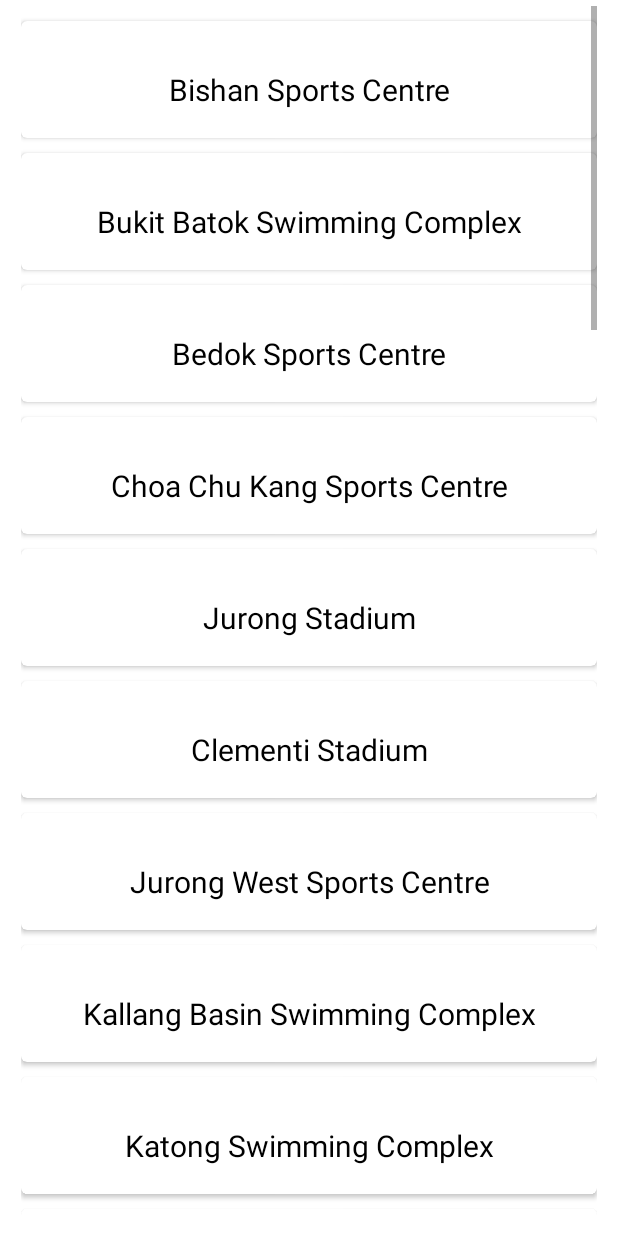
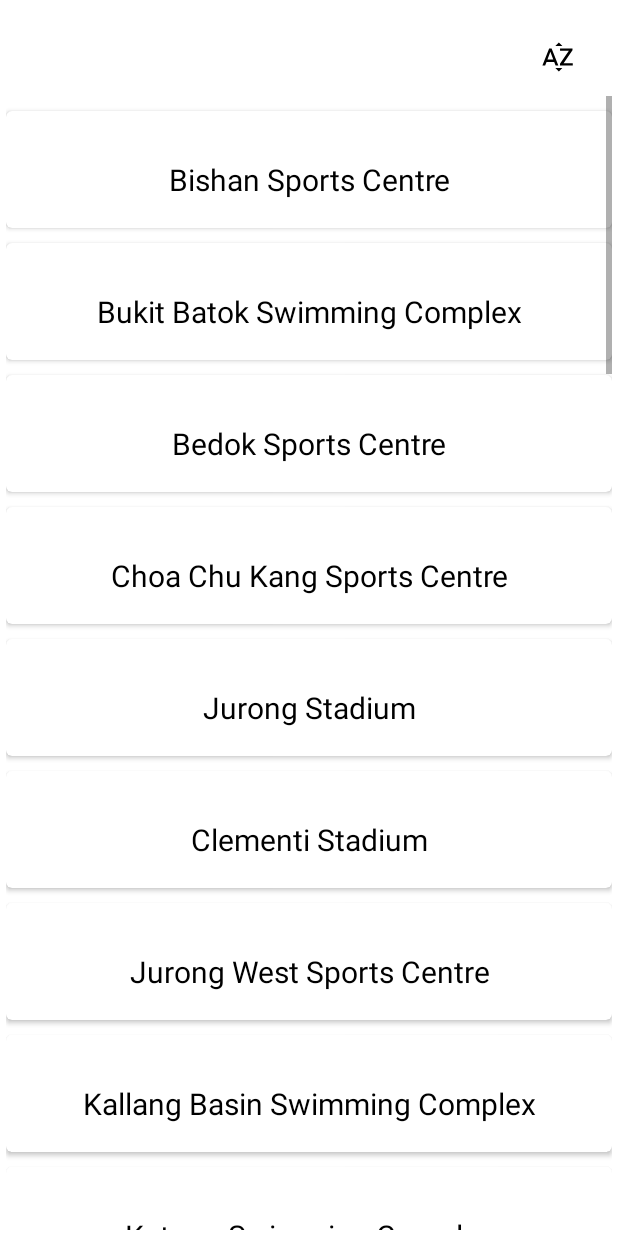
Before and after one commit to rectuspin/CZ2006_final, an Android app: the DisplayAll screen opened directly, with no data from a screen before it, on a phone screen of 412 x 824 dp. Run offline under Robolectric (Android 15) with nearby library versions, the phone set to English and light mode, and no system bars; our stand-ins replace Firebase (no records; nobody signed in at launch, a user with empty details on screens opened directly); 1 statement that could not run was skipped.

Commit message:
Added sort by name.
Added sort by name for facilities.

```diff
--- a/app/build.gradle
+++ b/app/build.gradle
@@ -18,6 +18,10 @@ android {
             proguardFiles getDefaultProguardFile('proguard-android-optimize.txt'), 'proguard-rules.pro'
         }
     }
+    compileOptions {
+        sourceCompatibility = 1.8
+        targetCompatibility = 1.8
+    }
 }
 
 dependencies {
--- a/app/src/main/java/com/example/athletica/data/DisplayAll/DisplayController.java
+++ b/app/src/main/java/com/example/athletica/data/DisplayAll/DisplayController.java
@@ -1,6 +1,9 @@
 package com.example.athletica.data.DisplayAll;
 
 import android.content.Context;
+import android.os.Build;
+
+import androidx.annotation.RequiresApi;
 
 import com.example.athletica.data.facility.Facility;
 import com.example.athletica.data.user.DataManager;
@@ -8,7 +11,9 @@ import com.example.athletica.ui.home.HomeActivity;
 import com.example.athletica.ui.search.DisplayAll;
 
 import java.util.ArrayList;
+import java.util.Comparator;
 import java.util.Map;
+
 
 public class DisplayController {
     Context context;
@@ -77,7 +82,7 @@ public class DisplayController {
 
                     String str1 = map.get("key");
                     String str2 = map.get("name");
-                    String date=map.get("startDate");
+                    String date = map.get("startDate");
 
                     eventIds.add(str1);
                     eventsName.add(str2);
@@ -105,4 +110,13 @@ public class DisplayController {
             }
         }, "");
     }
+
+
+    @RequiresApi(api = Build.VERSION_CODES.N)
+    public ArrayList<Facility> sortFacilityByName() {
+        ArrayList<Facility> facilities = dataManager.readDataAll(context, "");
+        facilities.sort(Comparator.comparing(Facility::getName));
+        return facilities;
+    }
+
 }
--- a/app/src/main/java/com/example/athletica/data/facility/Comments.java
+++ b/app/src/main/java/com/example/athletica/data/facility/Comments.java
@@ -4,7 +4,6 @@ public class Comments {
 
     private String userID;
     private String userName;
-    //private String facilityID;
     private String commentContent;
 
     public Comments() {
@@ -13,8 +12,7 @@ public class Comments {
 
     public Comments(String userID, String userName, String commentContent) {
         this.userID = userID;
-        this.userName=userName;
-        // this.facilityID=facilityID;
+        this.userName = userName;
         this.commentContent = commentContent;
     }
 
--- a/app/src/main/java/com/example/athletica/data/facility/Facility.java
+++ b/app/src/main/java/com/example/athletica/data/facility/Facility.java
@@ -10,11 +10,6 @@ import com.google.firebase.database.FirebaseDatabase;
 import java.io.IOException;
 import java.util.Locale;
 
-
-
-/*
-Entity class for facility
- */
 
 public class Facility {
 
--- a/app/src/main/java/com/example/athletica/data/facility/FacilityManager.java
+++ b/app/src/main/java/com/example/athletica/data/facility/FacilityManager.java
@@ -6,11 +6,6 @@ import android.text.TextUtils;
 import com.example.athletica.data.account.LoginRegisterManager;
 import com.example.athletica.data.user.DataManager;
 import com.google.firebase.database.DatabaseReference;
-
-
-/*
-This control class is used for running the functions corresponding to the ViewFacility Activity
- */
 
 
 public class FacilityManager {
@@ -26,9 +21,9 @@ public class FacilityManager {
 
     }
 
-    public void addRating(float submitted_rating){
+    public void addRating(float submitted_rating) {
         DatabaseReference Ratings_DB_Ref = facility.getRatings_DB_Ref();
-        String userid=facility.getUserid();
+        String userid = facility.getUserid();
         String id = Ratings_DB_Ref.push().getKey();
 
         Ratings ratings_;
@@ -39,7 +34,7 @@ public class FacilityManager {
     public boolean addComments(String comment) {
         DatabaseReference Comments_DB_Reference = facility.getComments_DB_Reference();
 
-        String userName= LoginRegisterManager.loggedUser.getProfile().getName();
+        String userName = LoginRegisterManager.loggedUser.getProfile().getName();
         String userid = facility.getUserid();
         String comment_content = comment;
         if (!TextUtils.isEmpty(comment_content)) {
--- a/app/src/main/java/com/example/athletica/data/facility/Ratings.java
+++ b/app/src/main/java/com/example/athletica/data/facility/Ratings.java
@@ -5,27 +5,15 @@ public class Ratings {
     private String facilityID;
 
     private float ratingContent;
-    /*
-    private float five = 0;
-    private float fourpfive = 0;
-    private float four = 0;
-    private float threepfive = 0;
-    private float three = 0;
-    private float twopfive = 0;
-    private float two = 0;
-    private float onepfive = 0;
-    private float one = 0;
-    private float pfive = 0;
-    private float zero = 0;
-    */
+
 
     public Ratings() {
     }
 
 
-    public Ratings(float ratingContent,String ratingID) {
-        this.ratingContent=ratingContent;
-        this.ratingID=ratingID;
+    public Ratings(float ratingContent, String ratingID) {
+        this.ratingContent = ratingContent;
+        this.ratingID = ratingID;
     }
 
     public float getRatingContent() {
--- a/app/src/main/java/com/example/athletica/data/profile/ProfileManager.java
+++ b/app/src/main/java/com/example/athletica/data/profile/ProfileManager.java
@@ -22,8 +22,5 @@ public class ProfileManager {
         firebaseDatabase = FirebaseDatabase.getInstance();
     }
 
-    //public boolean beingFollowed()
-    //{
 
-    //}
 }
--- a/app/src/main/java/com/example/athletica/data/user/DataManager.java
+++ b/app/src/main/java/com/example/athletica/data/user/DataManager.java
@@ -21,7 +21,6 @@ import java.io.InputStreamReader;
 import java.nio.charset.Charset;
 import java.util.ArrayList;
 import java.util.HashMap;
-import java.util.List;
 import java.util.Map;
 
 public class DataManager {
@@ -156,8 +155,8 @@ public class DataManager {
         });
     }
 
-    public List<Facility> readDataAll(Context context, String str) {
-        List<Facility> dataList = new ArrayList<>();
+    public ArrayList<Facility> readDataAll(Context context, String str) {
+        ArrayList<Facility> dataList = new ArrayList<>();
         InputStream is = context.getResources().openRawResource(R.raw.sports);
         BufferedReader reader = new BufferedReader(
                 new InputStreamReader(is, Charset.forName("UTF-8"))
--- a/app/src/main/java/com/example/athletica/ui/facility/ViewFacilityActivity.java
+++ b/app/src/main/java/com/example/athletica/ui/facility/ViewFacilityActivity.java
@@ -2,7 +2,6 @@ package com.example.athletica.ui.facility;
 
 import android.content.Intent;
 import android.os.Bundle;
-import android.util.Log;
 import android.view.View;
 import android.widget.Button;
 import android.widget.EditText;
@@ -16,7 +15,6 @@ import androidx.annotation.NonNull;
 import androidx.appcompat.app.AppCompatActivity;
 
 import com.example.athletica.R;
-import com.example.athletica.data.account.LoginRegisterManager;
 import com.example.athletica.data.facility.Comments;
 import com.example.athletica.data.facility.Facility;
 import com.example.athletica.data.facility.FacilityManager;
@@ -32,40 +30,25 @@ import java.util.ArrayList;
 import java.util.List;
 
 
-
-
-/*
-This boundary class is used to display all the information corresponding to a given facility
-including comments and ratings.This activity uses the facility manager class to get the required information
-
-
- */
-
-
 public class ViewFacilityActivity extends AppCompatActivity {
 
 
+    float ratingAvg;
     private String facilityIndex;
-
     private ImageView imageView, mapBtn;
     private RatingBar ratingRatingBar;
     private TextView tvFacilityName, tvFacilityOffered, tvWebsiteLink, tvAddress;
     private int[] images;
     private Facility facility;
-
     private FacilityManager facilityManager;
     private DataManager dataManager;
-
-
     private Button submitButton;
     private TextView ratingDisplayTextView;
     private TextView currentRating;
-
     private EditText addcomment;
     private Button sendComment;
     private ListView listViewComments;
     private List<Comments> commentsList;
-    float ratingAvg;
 
     @Override
     protected void onCreate(Bundle savedInstanceState) {
@@ -83,7 +66,7 @@ public class ViewFacilityActivity extends AppCompatActivity {
 
         submitButton = (Button) findViewById(R.id.submit_button);
         ratingDisplayTextView = (TextView) findViewById(R.id.rating_display_text_View);
-        currentRating=(TextView)findViewById(R.id.current_rating);
+        currentRating = (TextView) findViewById(R.id.current_rating);
 
         listViewComments = (ListView) findViewById(R.id.list_view_comment);
         addcomment = findViewById(R.id.add_comment);
@@ -176,17 +159,17 @@ public class ViewFacilityActivity extends AppCompatActivity {
             @Override
             public void onDataChange(@NonNull DataSnapshot dataSnapshot) {
 
-                float sum=0;
-                long numChild=0;
+                float sum = 0;
+                long numChild = 0;
 
                 for (DataSnapshot ratingsSnapshot : dataSnapshot.getChildren()) {
                     Ratings rating = ratingsSnapshot.getValue(Ratings.class);
-                    sum+=rating.getRatingContent();
-                    numChild=dataSnapshot.getChildrenCount();
+                    sum += rating.getRatingContent();
+                    numChild = dataSnapshot.getChildrenCount();
                 }
-                ratingAvg=(float)sum/numChild;
-                String rat=String.valueOf(ratingAvg);
-                currentRating.setText("Current rating of this facility is "+rat);
+                ratingAvg = (float) sum / numChild;
+                String rat = String.valueOf(ratingAvg);
+                currentRating.setText("Current rating of this facility is " + rat);
                 ratingRatingBar.setRating(ratingAvg);
             }
 
--- a/app/src/main/java/com/example/athletica/ui/search/DisplayAll.java
+++ b/app/src/main/java/com/example/athletica/ui/search/DisplayAll.java
@@ -3,6 +3,8 @@ package com.example.athletica.ui.search;
 
 import android.os.Build;
 import android.os.Bundle;
+import android.view.View;
+import android.widget.ImageButton;
 
 import androidx.annotation.RequiresApi;
 import androidx.appcompat.app.AppCompatActivity;
@@ -11,6 +13,7 @@ import androidx.recyclerview.widget.RecyclerView;
 
 import com.example.athletica.R;
 import com.example.athletica.data.DisplayAll.DisplayController;
+import com.example.athletica.data.facility.Facility;
 import com.example.athletica.data.user.DataManager;
 
 import java.util.ArrayList;
@@ -22,7 +25,8 @@ public class DisplayAll extends AppCompatActivity {
 
     private DataManager dataManager;
     private DisplayController displayController;
-
+    private ArrayList<Facility> facilities, sortedFacilties;
+    private ImageButton btnSort;
 
     @RequiresApi(api = Build.VERSION_CODES.N)
     @Override
@@ -34,11 +38,35 @@ public class DisplayAll extends AppCompatActivity {
         state = Integer.parseInt(getIntent().getStringExtra("state"));
         dataManager = new DataManager();
         displayController = new DisplayController(this, state);
+        btnSort = findViewById(R.id.action_sort);
 
 
         if (state == 0) displayController.getFacilities(this);
         else if (state == 1) displayController.getEvents(this);
         else displayController.getUsers(this);
+
+
+        sortedFacilties = displayController.sortFacilityByName();
+        ArrayList<String> sortedFFacilityNames = new ArrayList<>();
+        ArrayList<String> sortedFacilityIndex = new ArrayList<>();
+
+        for (Facility facility : sortedFacilties) {
+            sortedFacilityIndex.add(facility.getFacilityIndex());
+            sortedFFacilityNames.add(facility.getName());
+        }
+
+        if (state != 0) {
+            btnSort.setVisibility(View.GONE);
+        }
+
+        btnSort.setOnClickListener(new View.OnClickListener() {
+            @Override
+            public void onClick(View v) {
+                initRecyclerView(state, sortedFFacilityNames, sortedFacilityIndex);
+            }
+        });
+
+
     }
 
     public void initRecyclerView(int id, ArrayList<String> names, ArrayList<String> index) {
--- a/app/src/main/java/com/example/athletica/ui/search/Layout_mainpage.java
+++ b/app/src/main/java/com/example/athletica/ui/search/Layout_mainpage.java
@@ -39,10 +39,6 @@ public class Layout_mainpage extends RecyclerView.Adapter<Layout_mainpage.ViewHo
         View view = LayoutInflater.from(parent.getContext()).inflate(R.layout.layout_mainpage, parent, false);
         return new ViewHolder(view);
     }
-
-
-
-
 
 
     @Override
--- a/app/src/main/java/com/example/athletica/ui/search/SearchResultActivity.java
+++ b/app/src/main/java/com/example/athletica/ui/search/SearchResultActivity.java
@@ -18,11 +18,6 @@ import com.example.athletica.ui.facility.ViewFacilityActivity;
 import com.example.athletica.ui.profile.ViewProfileActivity;
 
 import java.util.ArrayList;
-
-
-/*
-This boundary class displays the search results corresponding to each entity (users/facilities/events)
- */
 
 
 public class SearchResultActivity extends AppCompatActivity implements View.OnClickListener {
--- /dev/null
+++ b/app/src/main/res/drawable/ic_sort_by_alpha_24px.xml
@@ -0,0 +1,9 @@
+<vector xmlns:android="http://schemas.android.com/apk/res/android"
+    android:width="24dp"
+    android:height="24dp"
+    android:viewportWidth="24"
+    android:viewportHeight="24">
+    <path
+        android:fillColor="#FF000000"
+        android:pathData="M14.94,4.66h-4.72l2.36,-2.36zM10.25,19.37h4.66l-2.33,2.33zM6.1,6.27L1.6,17.73h1.84l0.92,-2.45h5.11l0.92,2.45h1.84L7.74,6.27L6.1,6.27zM4.97,13.64l1.94,-5.18 1.94,5.18L4.97,13.64zM15.73,16.14h6.12v1.59h-8.53v-1.29l5.92,-8.56h-5.88v-1.6h8.3v1.26l-5.93,8.6z" />
+</vector>
--- a/app/src/main/res/layout/activity_display_all.xml
+++ b/app/src/main/res/layout/activity_display_all.xml
@@ -1,19 +1,35 @@
 <?xml version="1.0" encoding="utf-8"?>
-<RelativeLayout xmlns:android="http://schemas.android.com/apk/res/android"
+<androidx.constraintlayout.widget.ConstraintLayout xmlns:android="http://schemas.android.com/apk/res/android"
+    xmlns:app="http://schemas.android.com/apk/res-auto"
     xmlns:tools="http://schemas.android.com/tools"
     android:layout_width="match_parent"
     android:layout_height="match_parent"
     tools:context=".ui.search.DisplayAll">
 
+    <ImageButton
+        android:id="@+id/action_sort"
+        android:layout_width="wrap_content"
+        android:layout_height="wrap_content"
+        android:layout_marginTop="16dp"
+        android:layout_marginEnd="16dp"
+        android:backgroundTint="@android:color/transparent"
+        app:layout_constraintEnd_toEndOf="parent"
+        app:layout_constraintTop_toTopOf="parent"
+        app:srcCompat="@drawable/ic_sort_by_alpha_24px" />
+
     <androidx.recyclerview.widget.RecyclerView
         android:id="@+id/recyclerView3"
-        android:layout_width="match_parent"
-        android:layout_height="match_parent"
-        android:layout_alignParentStart="true"
-        android:layout_alignParentEnd="true"
-        android:layout_marginStart="10dp"
-        android:layout_marginEnd="10dp"
+        android:layout_width="0dp"
+        android:layout_height="0dp"
         android:padding="4dp"
-        android:scrollbars="vertical"></androidx.recyclerview.widget.RecyclerView>
+        android:scrollbars="vertical"
+        app:layout_constraintBottom_toBottomOf="parent"
+        app:layout_constraintEnd_toEndOf="parent"
+        app:layout_constraintStart_toStartOf="parent"
+        app:layout_constraintTop_toBottomOf="@id/action_sort">
 
-</RelativeLayout>
+
+    </androidx.recyclerview.widget.RecyclerView>
+
+
+</androidx.constraintlayout.widget.ConstraintLayout>
--- a/app/src/main/res/layout/activity_view_event.xml
+++ b/app/src/main/res/layout/activity_view_event.xml
@@ -87,10 +87,9 @@
                 android:layout_marginStart="24dp"
                 android:layout_marginTop="30dp"
                 android:text="Event Name"
+                android:textSize="48sp"
                 app:layout_constraintStart_toStartOf="parent"
-                app:layout_constraintTop_toTopOf="parent"
-                android:textSize="48sp"
-                 />
+                app:layout_constraintTop_toTopOf="parent" />
 
             <TextView
                 android:id="@+id/txt4"
@@ -145,16 +144,6 @@
                 app:layout_constraintStart_toStartOf="parent"
                 app:layout_constraintTop_toBottomOf="@+id/txt5" />
 
-<!--            <TextView-->
-<!--                android:id="@+id/txt1"-->
-<!--                android:layout_width="wrap_content"-->
-<!--                android:layout_height="wrap_content"-->
-<!--                android:layout_marginStart="24dp"-->
-<!--                android:layout_marginTop="32dp"-->
-<!--                android:text="Event Name"-->
-<!--                app:layout_constraintStart_toStartOf="parent"-->
-<!--                app:layout_constraintTop_toTopOf="parent"-->
-<!--                android:textSize="48sp"/>-->
 
             <TextView
                 android:id="@+id/end_date"
```
Also changed, not shown: app/src/main/java/com/example/athletica/ui/event/ViewEventActivity.java (+3 -5 lines), app/src/main/res/layout/activity_view_facility.xml (+1 -12 lines), app/src/main/res/layout/activity_comment_adapter.xml (indentation only).
